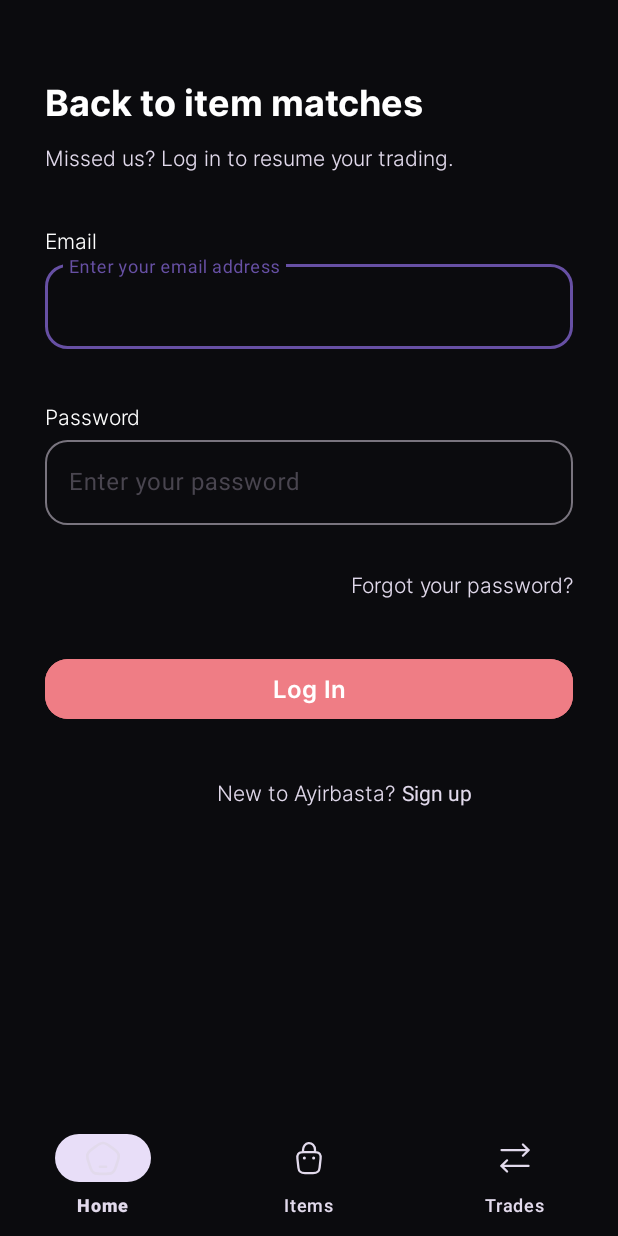
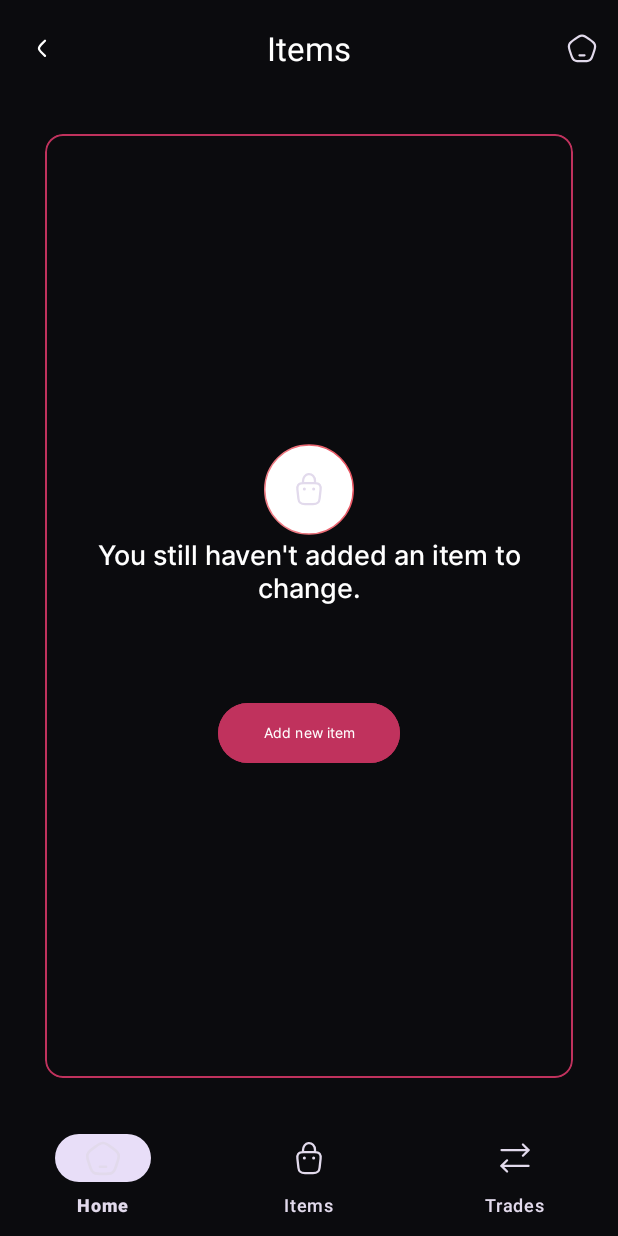
Before and after one commit to Asanalii/ayirbasta, an Android app: the screen it shows after launch (MainActivity), on a phone screen of 412 x 824 dp. Run offline under Robolectric (Android 15) with nearby library versions, the phone set to English and light mode, and no system bars; our stand-ins replace Dagger/Hilt's generated code.

Commit message:
add: added item and fragment

```diff
--- /dev/null
+++ b/app/src/main/java/com/example/ayirbasta/fragments/ItemFragment.kt
@@ -0,0 +1,26 @@
+package com.example.ayirbasta.fragments
+
+import android.os.Bundle
+import android.view.LayoutInflater
+import android.view.View
+import android.view.ViewGroup
+import androidx.fragment.app.Fragment
+import com.example.ayirbasta.databinding.FragmentItemBinding
+import dagger.hilt.android.AndroidEntryPoint
+
+@AndroidEntryPoint
+class ItemFragment: Fragment() {
+    private val binding by lazy { FragmentItemBinding.inflate(layoutInflater) }
+    override fun onCreateView(
+        inflater: LayoutInflater,
+        container: ViewGroup?,
+        savedInstanceState: Bundle?
+    ): View? {
+        return binding.root
+    }
+    override fun onViewCreated(view: View, savedInstanceState: Bundle?) {
+        super.onViewCreated(view, savedInstanceState)
+
+
+    }
+}
--- /dev/null
+++ b/app/src/main/res/drawable/red_circle.xml
@@ -0,0 +1,26 @@
+<vector xmlns:android="http://schemas.android.com/apk/res/android"
+    xmlns:aapt="http://schemas.android.com/aapt"
+    android:width="60dp"
+    android:height="61dp"
+    android:viewportWidth="60"
+    android:viewportHeight="61">
+  <path
+      android:pathData="M30,1.35L30,1.35A29.5,29.5 0,0 1,59.5 30.85L59.5,30.85A29.5,29.5 0,0 1,30 60.35L30,60.35A29.5,29.5 0,0 1,0.5 30.85L0.5,30.85A29.5,29.5 0,0 1,30 1.35z"
+      android:fillColor="#ffffff"/>
+  <path
+      android:strokeWidth="1"
+      android:pathData="M30,1.35L30,1.35A29.5,29.5 0,0 1,59.5 30.85L59.5,30.85A29.5,29.5 0,0 1,30 60.35L30,60.35A29.5,29.5 0,0 1,0.5 30.85L0.5,30.85A29.5,29.5 0,0 1,30 1.35z"
+      android:fillColor="#00000000">
+    <aapt:attr name="android:strokeColor">
+      <gradient
+          android:startX="56.912"
+          android:startY="3.374"
+          android:endX="8.283"
+          android:endY="15.624"
+          android:type="linear">
+        <item android:offset="0" android:color="#FFE9525F"/>
+        <item android:offset="1" android:color="#FFEF7D85"/>
+      </gradient>
+    </aapt:attr>
+  </path>
+</vector>
--- a/app/src/main/res/layout/activity_main.xml
+++ b/app/src/main/res/layout/activity_main.xml
@@ -32,9 +32,11 @@
         android:layout_height="0dp"
         app:layout_constraintLeft_toLeftOf="parent"
         app:layout_constraintRight_toRightOf="parent"
-        app:layout_constraintTop_toTopOf="parent"
-        app:layout_constraintBottom_toBottomOf="parent"
+        app:layout_constraintTop_toBottomOf="@id/app_bar"
+        app:layout_constraintBottom_toTopOf="@id/bottom_navigation"
         app:defaultNavHost="true"
+        android:layout_marginVertical="25dp"
+        android:layout_marginHorizontal="30dp"
         app:navGraph="@navigation/nav_graph" />
 
 
--- /dev/null
+++ b/app/src/main/res/layout/fragment_item.xml
@@ -0,0 +1,50 @@
+<?xml version="1.0" encoding="utf-8"?>
+<com.google.android.material.card.MaterialCardView app:layout_constraintTop_toTopOf="parent"
+    android:layout_width="match_parent"
+    android:layout_height="wrap_content"
+    app:strokeColor="@color/primary_color"
+    xmlns:app="http://schemas.android.com/apk/res-auto"
+    xmlns:android="http://schemas.android.com/apk/res/android"
+    android:backgroundTint="@color/background">
+        <LinearLayout
+            android:layout_width="match_parent"
+            android:layout_height="wrap_content"
+            android:orientation="vertical"
+            android:layout_gravity="center">
+
+            <FrameLayout
+                android:layout_width="match_parent"
+                android:layout_height="wrap_content">
+                <ImageView
+                    android:layout_width="wrap_content"
+                    android:layout_height="wrap_content"
+                    android:src="@drawable/red_circle"
+                    android:layout_gravity="center"/>
+                <ImageView
+                    android:layout_width="wrap_content"
+                    android:layout_height="wrap_content"
+                    android:src="@drawable/menu_bag"
+                    android:layout_gravity="center"/>
+            </FrameLayout>
+
+            <TextView
+                android:layout_width="match_parent"
+                android:layout_height="wrap_content"
+                android:text="You still haven't added an item to change."
+                android:gravity="center"
+                style="@style/H_18_medium"
+                android:textColor="@color/white"
+                android:paddingHorizontal="20dp"/>
+
+            <com.google.android.material.button.MaterialButton
+                android:layout_marginTop="60dp"
+                android:layout_width="wrap_content"
+                android:layout_height="wrap_content"
+                android:text="Add new item"
+                android:backgroundTint="@color/primary_color"
+                android:paddingHorizontal="30dp"
+                style="@style/H_9"
+                android:textColor="@color/white"
+                android:layout_gravity="center" />
+        </LinearLayout>
+    </com.google.android.material.card.MaterialCardView>
--- /dev/null
+++ b/app/src/main/res/layout/item_item.xml
@@ -0,0 +1,36 @@
+<?xml version="1.0" encoding="utf-8"?>
+<com.google.android.material.card.MaterialCardView xmlns:android="http://schemas.android.com/apk/res/android"
+    android:layout_width="180dp"
+    android:layout_height="wrap_content"
+    xmlns:app="http://schemas.android.com/apk/res-auto"
+    android:backgroundTint="@color/background"
+    app:strokeColor="@color/light_red">
+
+    <LinearLayout
+        android:layout_width="match_parent"
+        android:layout_height="match_parent"
+        android:orientation="vertical">
+
+        <ImageView
+            android:layout_width="match_parent"
+            android:layout_height="110dp"
+            android:src="@drawable/ic_item_sample"/>
+
+        <TextView
+            android:layout_width="match_parent"
+            android:layout_height="wrap_content"
+            android:text="Item name"
+            style="@style/H_24_bold"
+            android:textColor="@color/white"
+            android:gravity="center"/>
+
+        <com.google.android.material.button.MaterialButton
+            android:layout_width="match_parent"
+            android:layout_height="wrap_content"
+            android:text="See your item"
+            android:backgroundTint="@color/primary_color"
+            android:layout_marginHorizontal="20dp"/>
+
+    </LinearLayout>
+
+</com.google.android.material.card.MaterialCardView>
--- a/app/src/main/res/navigation/nav_graph.xml
+++ b/app/src/main/res/navigation/nav_graph.xml
@@ -2,10 +2,15 @@
 <navigation xmlns:android="http://schemas.android.com/apk/res/android"
     xmlns:app="http://schemas.android.com/apk/res-auto"
     android:id="@+id/nav_graph"
-    app:startDestination="@id/loginFragment">
+    app:startDestination="@id/itemFragment">
 
     <fragment
         android:id="@+id/loginFragment"
         android:name="com.example.ayirbasta.fragments.LoginFragment"
         android:label="LoginFragment" />
+
+    <fragment
+        android:id="@+id/itemFragment"
+        android:name="com.example.ayirbasta.fragments.ItemFragment"
+        android:label="ItemFragment" />
 </navigation>
```
Also changed, not shown: app/src/main/res/drawable/ic_item_sample.png (added).
